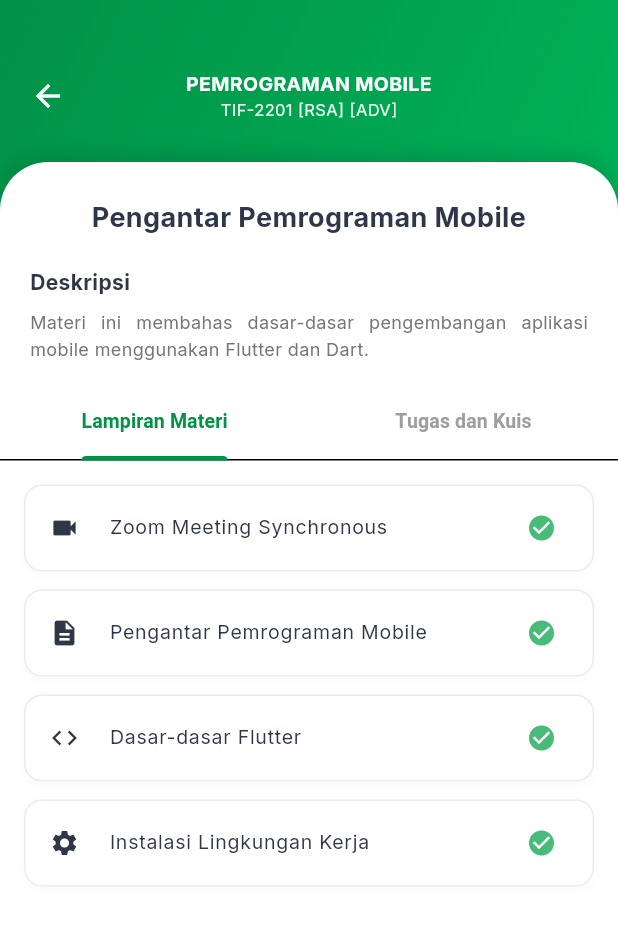
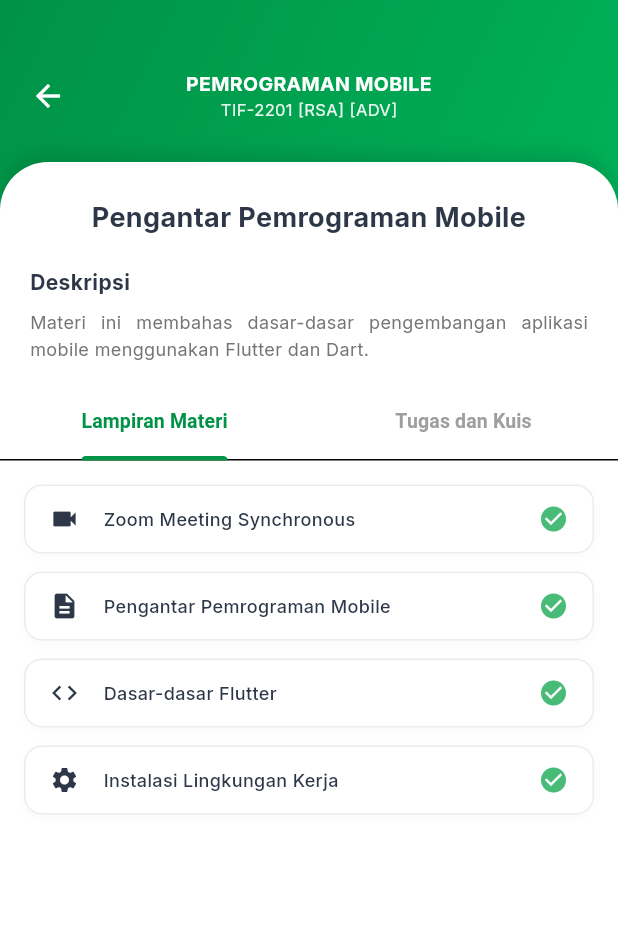
Before and after one commit to siapaajaboleh888/UAS_Smart-UIM, a Flutter app: the CourseDetailScreen screen opened directly with sample values from the repository, after a tap on an icon or button, on a phone screen of 412 x 824 dp. Shown: the top 925 px of the screen. Run offline on Flutter 3.47's test engine with Material 3 defaults, Android fonts, the phone set to English and light mode, and no system bars; our stand-ins replace google_fonts, image_picker, shared_preferences; accounts and stored records are empty.

Commit message:
UI: Align Meeting Detail screen with Figma design (Material & Tasks tabs)

```diff
--- a/lib/models/course_content.dart
+++ b/lib/models/course_content.dart
@@ -109,13 +109,38 @@ class CourseDetailData {
             id: 'm2',
             title: 'Konsep User Interface Design',
             info: '2 URLs, 1 file, 1 Tugas',
-            description: 'Membahas konsep-konsep mendalam dalam perancangan antarmuka pengguna.',
+            description: 'Konsep dasar User Interface Design menjadi dasar dipelajari bagaimana membangun sebuah Interaction Design pada antarmuka. Interaction ini sangat penting untuk dipelajari bersama-sama dengan pengguna, lalu dipelajari juga poin-poin penting pada interaction design seperti: visibility, feedback, limitation, consistency, dan affordance. Dan terakhir materi conceptual dan perceptual design Interaction akan memberikan gambaran bagaimana bentuk dari Interaction.',
             isCompleted: true,
             type: ContentType.material,
             week: 2,
             subItems: [
-              MeetingSubItem(title: 'Materi Konsep UI', icon: Icons.description, isCompleted: true),
-              MeetingSubItem(title: 'Video Tutorial Design', icon: Icons.play_circle, isCompleted: true),
+              MeetingSubItem(title: 'Zoom Meeting Synchronous', icon: Icons.link, isCompleted: true),
+              MeetingSubItem(title: 'Prinsip Perancangan Antarmuka Pengguna', icon: Icons.description, isCompleted: true),
+              MeetingSubItem(title: 'UID Guidelines and Principles', icon: Icons.description, isCompleted: true),
+              MeetingSubItem(title: 'User Profile', icon: Icons.person_outline, isCompleted: true),
+              MeetingSubItem(title: 'Principles of User Interface Design UI', icon: Icons.link, isCompleted: true),
+            ],
+            relatedTasks: [
+              CourseContent(
+                id: 't_q1',
+                title: 'Quiz Review UI',
+                info: 'KUIS',
+                description: 'Silahkan kerjakan kuis ini sebelum kelas berakhir. kuis ini masuk sebagai nilai performa komponen kuis. Jangan lupa klik tombol Submit Answer setelah menjawab seluruh pertanyaan.',
+                deadline: 'Minggu, 20 Maret 2022 jam 23:59 WIB',
+                isCompleted: true,
+                type: ContentType.task,
+                week: 2,
+              ),
+              CourseContent(
+                id: 't_a1',
+                title: 'Tugas 01 - UID Android Mobile Game',
+                info: 'TUGAS',
+                description: '1. Buatlah desain template (wireframe) pada aplikasi mobile game FPS (First Person Shooter) yang akan menjadi tugas pada mata kuliah Pemrograman Aplikasi Permainan. 2. Desain yang dibuat harus meliputi seluruh tampilan pada aplikasi game, dari pertama kali aplikasi dibuka.',
+                deadline: 'Senin, 21 Maret 2022 jam 23:59 WIB',
+                isCompleted: false,
+                type: ContentType.task,
+                week: 2,
+              ),
             ],
           ),
           CourseContent(
--- a/lib/screens/meeting_detail_screen.dart
+++ b/lib/screens/meeting_detail_screen.dart
@@ -168,34 +168,24 @@ class MeetingDetailScreen extends StatelessWidget {
   }
 
   Widget _buildTaskCard(BuildContext context, CourseContent item) {
-    // Determine color based on badge text (info)
-    Color badgeColor = Colors.blue.shade400;
-    if (item.info.toLowerCase().contains('kuis')) {
-      badgeColor = Colors.blue.shade400;
-    } else if (item.info.toLowerCase().contains('tugas')) {
-      badgeColor = Colors.cyan.shade400;
-    } else if (item.info.toLowerCase().contains('pertemuan')) {
-      badgeColor = Colors.blue.shade600;
-    }
-
     return Container(
-      margin: const EdgeInsets.only(bottom: 12),
+      margin: const EdgeInsets.only(bottom: 16),
       decoration: BoxDecoration(
         color: Colors.white,
-        borderRadius: BorderRadius.circular(12),
+        borderRadius: BorderRadius.circular(16),
         border: Border.all(color: Colors.grey.withOpacity(0.2)),
         boxShadow: [
           BoxShadow(
             color: Colors.black.withOpacity(0.02),
-            blurRadius: 5,
-            offset: const Offset(0, 2),
+            blurRadius: 10,
+            offset: const Offset(0, 4),
           ),
         ],
       ),
       child: Material(
         color: Colors.transparent,
         child: InkWell(
-          borderRadius: BorderRadius.circular(12),
+          borderRadius: BorderRadius.circular(16),
           onTap: () {
             if (item.info.toLowerCase().contains('kuis')) {
               Navigator.push(
@@ -213,45 +203,43 @@ class MeetingDetailScreen extends StatelessWidget {
             child: Column(
               crossAxisAlignment: CrossAxisAlignment.start,
               children: [
-                // Type Badge
-                Container(
-                  padding: const EdgeInsets.symmetric(horizontal: 12, vertical: 4),
-                  decoration: BoxDecoration(
-                    color: badgeColor,
-                    borderRadius: BorderRadius.circular(4),
-                  ),
-                  child: Text(
-                    item.info.toUpperCase(),
+                // Header row with icon, title and status
+                Row(
+                  children: [
+                    Text(
+                      item.title,
                       style: const TextStyle(
-                      color: Colors.white,
-                      fontSize: 9,
+                        fontSize: 12,
                         fontWeight: FontWeight.bold,
+                        color: AppColors.textPrimary,
                       ),
                     ),
+                    const Spacer(),
+                    Icon(
+                      Icons.check_circle,
+                      color: item.isCompleted ? AppColors.success : Colors.grey.shade300,
+                      size: 16,
+                    ),
+                  ],
                 ),
                 const SizedBox(height: 12),
 
                 Row(
                   crossAxisAlignment: CrossAxisAlignment.start,
                   children: [
-                    // Icon placeholder
+                    // Icon container
                     Container(
-                      width: 40,
-                      height: 40,
+                      width: 48,
+                      height: 48,
                       decoration: BoxDecoration(
-                        color: Colors.grey.shade100,
+                        color: Colors.white,
                         borderRadius: BorderRadius.circular(8),
+                        border: Border.all(color: Colors.grey.shade200),
                       ),
                       child: Center(
                         child: item.info.toLowerCase().contains('kuis')
-                          ? Column(
-                              mainAxisAlignment: MainAxisAlignment.center,
-                              children: [
-                                const Icon(Icons.quiz_outlined, size: 18, color: AppColors.textPrimary),
-                                Text('Quiz', style: TextStyle(fontSize: 7, fontWeight: FontWeight.bold, color: Colors.grey.shade700)),
-                              ],
-                            )
-                          : const Icon(Icons.assignment_outlined, size: 24, color: AppColors.textPrimary),
+                          ? const Icon(Icons.quiz_outlined, size: 28, color: AppColors.textPrimary)
+                          : const Icon(Icons.assignment_outlined, size: 28, color: AppColors.textPrimary),
                       ),
                     ),
                     const SizedBox(width: 16),
@@ -260,27 +248,28 @@ class MeetingDetailScreen extends StatelessWidget {
                         crossAxisAlignment: CrossAxisAlignment.start,
                         children: [
                           Text(
-                            item.title,
-                            style: const TextStyle(
-                              fontSize: 14,
-                              fontWeight: FontWeight.bold,
-                              color: AppColors.textPrimary,
+                            item.description,
+                            style: TextStyle(
+                              fontSize: 10,
+                              color: Colors.grey.shade700,
+                              height: 1.4,
                             ),
+                            maxLines: 4,
+                            overflow: TextOverflow.ellipsis,
                           ),
-                          const SizedBox(height: 8),
+                          const SizedBox(height: 12),
                           if (item.deadline.isNotEmpty)
                             Text(
-                              'Tanggal Waktu : ${item.deadline}',
+                              'Deadline sebelum: ${item.deadline}',
                               style: TextStyle(
                                 fontSize: 10,
-                                color: Colors.grey.shade500,
+                                color: Colors.grey.shade400,
+                                fontWeight: FontWeight.normal,
                               ),
                             ),
                         ],
                       ),
                     ),
-                    if (item.isCompleted)
-                      const Icon(Icons.check_circle, color: AppColors.success, size: 20),
                   ],
                 ),
               ],
@@ -349,15 +338,10 @@ class MeetingDetailScreen extends StatelessWidget {
               ),
             ],
           ),
-          child: ListTile(
-            leading: Icon(item.icon, color: AppColors.textPrimary, size: 20),
-            title: Text(
-              item.title,
-              style: const TextStyle(fontSize: 13, color: AppColors.textPrimary),
-            ),
-            trailing: item.isCompleted
-                ? const Icon(Icons.check_circle, color: AppColors.success, size: 20)
-                : Icon(Icons.circle_outlined, color: Colors.grey.shade300, size: 20),
+          child: Material(
+            color: Colors.transparent,
+            child: InkWell(
+              borderRadius: BorderRadius.circular(12),
               onTap: () {
                 Navigator.push(
                   context,
@@ -368,6 +352,31 @@ class MeetingDetailScreen extends StatelessWidget {
                   ),
                 );
               },
+              child: Padding(
+                padding: const EdgeInsets.symmetric(horizontal: 16, vertical: 12),
+                child: Row(
+                  children: [
+                    Icon(item.icon, color: AppColors.textPrimary, size: 20),
+                    const SizedBox(width: 16),
+                    Expanded(
+                      child: Text(
+                        item.title,
+                        style: const TextStyle(
+                          fontSize: 12,
+                          color: AppColors.textPrimary,
+                          fontWeight: FontWeight.w500,
+                        ),
+                      ),
+                    ),
+                    Icon(
+                      Icons.check_circle,
+                      color: item.isCompleted ? AppColors.success : Colors.grey.shade300,
+                      size: 20,
+                    ),
+                  ],
+                ),
+              ),
+            ),
           ),
         );
       },
```
Lines whose indentation alone changed are shown as unchanged.
